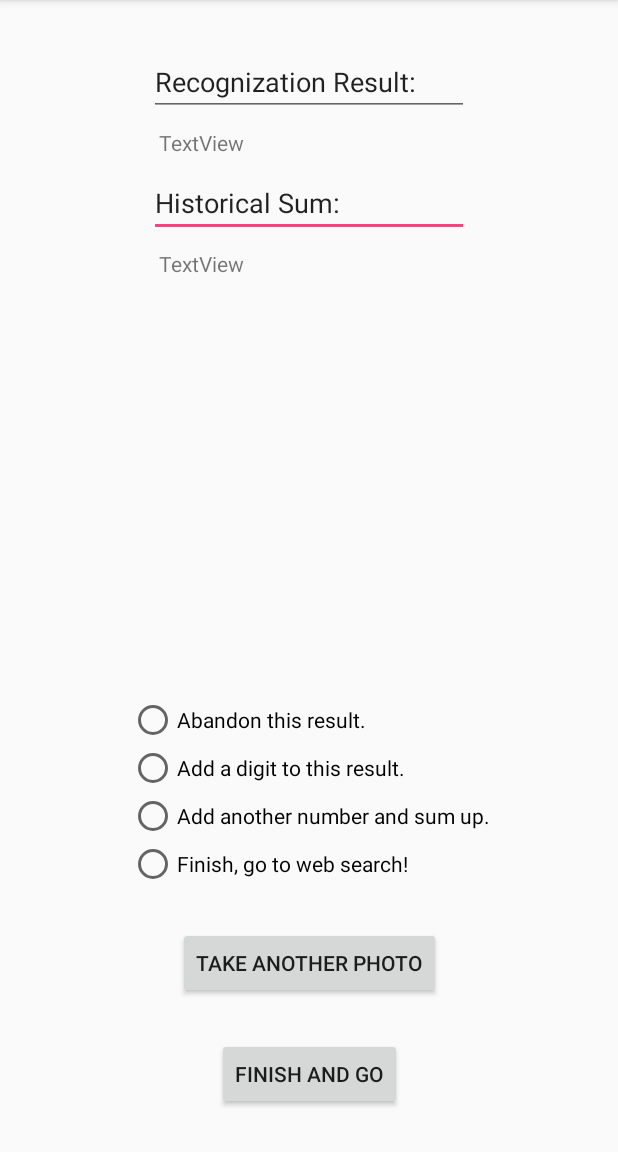
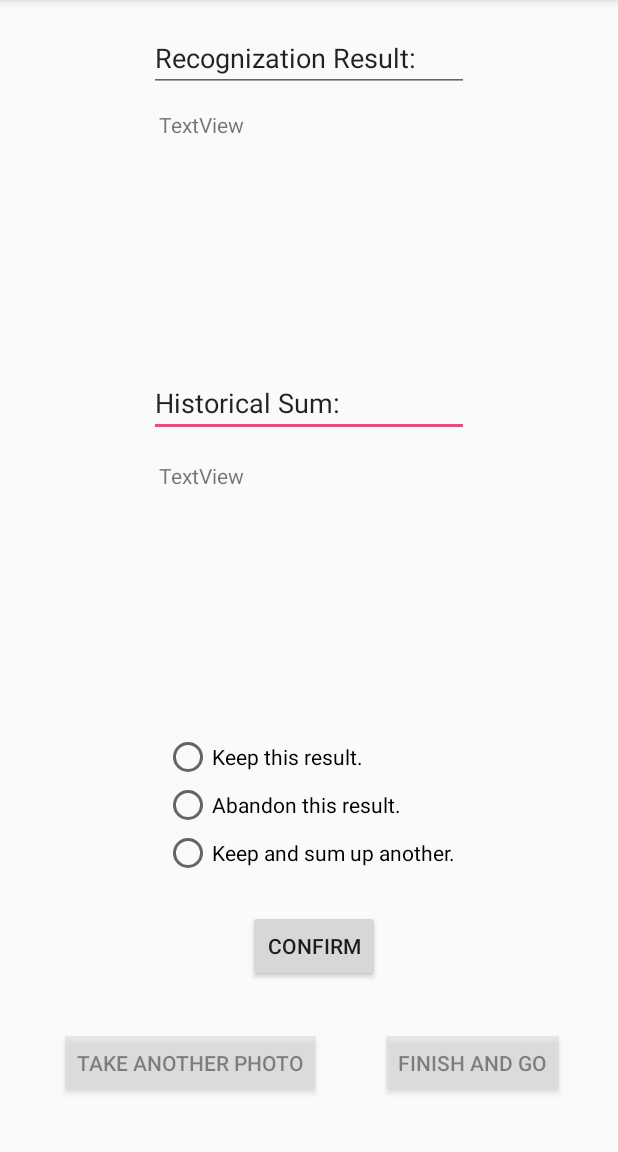
Before and after one commit to Lunj12/finger-android, an Android app: the RecognitionActivity screen opened directly, with no data from a screen before it, on a phone screen of 412 x 824 dp, the part 84-1236 px from its top. Run offline under Robolectric (Android 15) with nearby library versions, the phone set to English and light mode, and no system bars.

Commit message:
change to confirm logic

```diff
--- a/FingerRecognition/app/src/main/java/com/example/lunj/fingerrecognition/RecognitionActivity.java
+++ b/FingerRecognition/app/src/main/java/com/example/lunj/fingerrecognition/RecognitionActivity.java
@@ -5,6 +5,7 @@ import android.support.v7.app.AppCompatActivity;
 import android.os.Bundle;
 import android.view.View;
 import android.widget.Button;
+import android.widget.EditText;
 import android.widget.RadioGroup;
 import android.widget.TextView;
 import android.widget.Toast;
@@ -15,12 +16,13 @@ public class RecognitionActivity extends AppCompatActivity {
     float[] imageArray;
     int recognition_result = -1;
     int historical_sum;
-    char RADIO_OPTIONS; // 'N' : None, 'A' : abandon, 'D' : add digit, 'S' : sum up
+    char RADIO_OPTIONS; // 'N' : None, 'A', abandoned, S' : sum-up
 
     // class instances view
     RadioGroup rg;
     TextView result_field, sum_field;
-    Button take_another, finish_go;
+    Button confirm, take_another, finish_go;
+    EditText recog_text, sum_text;
 
     @Override
     protected void onCreate(Bundle savedInstanceState) {
@@ -28,7 +30,7 @@ public class RecognitionActivity extends AppCompatActivity {
         setContentView(R.layout.activity_recognition);
 
         // restore saved instance state
-        if (savedInstanceState!=null) {
+        if (savedInstanceState != null) {
             historical_sum = savedInstanceState.getInt("historical_sum");
             RADIO_OPTIONS = savedInstanceState.getChar("RADIO_OPTIONS");
         } else {
@@ -36,11 +38,22 @@ public class RecognitionActivity extends AppCompatActivity {
             RADIO_OPTIONS = 'N';
         }
 
-        // get views
+        // get views and setup initial properties
         rg = (RadioGroup) findViewById(R.id.radioGroup);
         result_field = (TextView) findViewById(R.id.result_field);
         sum_field = (TextView) findViewById(R.id.sum_field);
+        confirm = (Button) findViewById(R.id.confirm);
         take_another = (Button) findViewById(R.id.take_another);
+        finish_go = (Button) findViewById(R.id.finish_go);
+        recog_text = (EditText) findViewById(R.id.recog_result);
+        sum_text = (EditText) findViewById(R.id.histo_sum);
+
+        recog_text.setKeyListener(null);
+        sum_text.setKeyListener(null);
+        take_another.setAlpha(.5f);
+        take_another.setClickable(false);
+        finish_go.setAlpha(.5f);
+        finish_go.setClickable(false);
 
         // retrieve image array from intent
         Intent caller = getIntent();
@@ -48,37 +61,6 @@ public class RecognitionActivity extends AppCompatActivity {
 
         // recognize and calculate;
 
-
-
-        // listener for radio group
-        rg.setOnCheckedChangeListener(new RadioGroup.OnCheckedChangeListener() {
-            @Override
-            public void onCheckedChanged(RadioGroup group, int checkedId) {
-                switch (checkedId) {
-                    case R.id.abandon_result:
-                        // add abandon mark 'A', take_another button appears
-                        RADIO_OPTIONS = 'A';
-                        take_another.setVisibility(View.VISIBLE);
-                        break;
-                    case R.id.add_digit:
-                        // add digit mark 'D', take_another button appears
-                        RADIO_OPTIONS = 'D';
-                        take_another.setVisibility(View.VISIBLE);
-                        break;
-                    case R.id.sum_up:
-                        // sum up mark 'S', take_another button appears
-                        RADIO_OPTIONS = 'S';
-                        take_another.setVisibility(View.VISIBLE);
-                        break;
-                    case R.id.finish:
-                        // finish_go button appears
-                        RADIO_OPTIONS = 'N';
-                        finish_go.setVisibility(View.VISIBLE);
-                        break;
-                }
-
-            }
-        });
     }
 
     @Override
@@ -97,9 +79,6 @@ public class RecognitionActivity extends AppCompatActivity {
                 historical_sum -= recognition_result; // abandon old result;
                 msg = "Old result abandoned! Go for a new one!";
                 break;
-            case 'D':
-                msg = "Go to add a new digit!";
-                break;
             case 'S':
                 msg = "Go to add a new value for sum-up!";
                 break;
@@ -114,5 +93,60 @@ public class RecognitionActivity extends AppCompatActivity {
     }
 
 
+    public void confirmOption(View view) {
+        int checkedId = rg.getCheckedRadioButtonId();
+        // Options for radio group
+        switch (checkedId) {
+            case -1:
+                Toast.makeText(getApplicationContext(), "No option selected!", Toast.LENGTH_SHORT).show();
+                return;
+            case R.id.keep_result:
+                // toast
+                Toast.makeText(getApplicationContext(), "Result Kept! Go to finish!", Toast.LENGTH_SHORT).show();
+                // manipulate numbers
+                historical_sum += recognition_result;
+                // set button
+                finish_go.setAlpha(1f);
+                finish_go.setClickable(true);
+                break;
+            case R.id.abandon_result:
+                // add abandon mark 'A'
+                RADIO_OPTIONS = 'A';
+                // toast
+                Toast.makeText(getApplicationContext(), "Result Abandoned!", Toast.LENGTH_SHORT).show();
+                // manipulate numbers
+                recognition_result = -1;
+                // set button
+                finish_go.setAlpha(1f);
+                finish_go.setClickable(true);
+                take_another.setAlpha(1f);
+                take_another.setClickable(true);
+                break;
+            case R.id.sum_up:
+                // sum up mark 'S'
+                RADIO_OPTIONS = 'S';
+                Toast.makeText(getApplicationContext(), "Result Kept! Go to another", Toast.LENGTH_SHORT).show();
+                // manipulate numbers
+                historical_sum += recognition_result;
+                // set button
+                take_another.setAlpha(1f);
+                take_another.setClickable(true);
+                break;
+        }
+
+        // reset the two text fields
+        resetTextFields();
+        // disable the confirm button
+        confirm.setAlpha(.5f);
+        confirm.setClickable(false);
+        // disable all children in the radio group
+        for (int i = 0; i < rg.getChildCount(); i++) {
+            rg.getChildAt(i).setEnabled(false);
+        }
+    }
+
+    public void resetTextFields(){
+
+    }
 
 }
--- a/FingerRecognition/app/src/main/res/layout/activity_recognition.xml
+++ b/FingerRecognition/app/src/main/res/layout/activity_recognition.xml
@@ -10,8 +10,8 @@
     <TextView
         android:id="@+id/result_field"
         android:layout_width="200dp"
-        android:layout_height="wrap_content"
-        android:layout_marginBottom="8dp"
+        android:layout_height="0dp"
+        android:layout_marginBottom="12dp"
         android:text="TextView"
         app:layout_constraintBottom_toTopOf="@+id/histo_sum"
         app:layout_constraintEnd_toEndOf="parent"
@@ -22,7 +22,7 @@
         android:id="@+id/sum_field"
         android:layout_width="200dp"
         android:layout_height="0dp"
-        android:layout_marginBottom="22dp"
+        android:layout_marginBottom="21dp"
         android:text="TextView"
         app:layout_constraintBottom_toTopOf="@+id/radioGroup"
         app:layout_constraintEnd_toEndOf="parent"
@@ -33,36 +33,52 @@
         android:id="@+id/take_another"
         android:layout_width="wrap_content"
         android:layout_height="wrap_content"
+        android:layout_marginBottom="35dp"
+        android:layout_marginEnd="4dp"
+        android:layout_marginStart="4dp"
         android:onClick="reLaunchCamera"
         android:text="Take another photo"
-        app:layout_constraintBottom_toTopOf="@+id/finish_go"
-        app:layout_constraintEnd_toEndOf="parent"
-        app:layout_constraintHorizontal_bias="0.5"
-        app:layout_constraintStart_toStartOf="parent"
-        app:layout_constraintTop_toBottomOf="@+id/radioGroup" />
+        app:layout_constraintBottom_toBottomOf="parent"
+        app:layout_constraintEnd_toStartOf="@+id/finish_go"
+        app:layout_constraintStart_toStartOf="parent" />
 
     <Button
         android:id="@+id/finish_go"
         android:layout_width="wrap_content"
         android:layout_height="wrap_content"
-        android:layout_marginBottom="28dp"
+        android:layout_marginBottom="35dp"
         android:text="Finish and Go"
         app:layout_constraintBottom_toBottomOf="parent"
         app:layout_constraintEnd_toEndOf="parent"
-        app:layout_constraintHorizontal_bias="0.5"
-        app:layout_constraintStart_toStartOf="parent"
+        app:layout_constraintStart_toEndOf="@+id/take_another"
+        app:layout_constraintTop_toBottomOf="@+id/confirm" />
+
+    <Button
+        android:id="@+id/confirm"
+        android:layout_width="wrap_content"
+        android:layout_height="wrap_content"
+        android:layout_marginBottom="30dp"
+        android:onClick="confirmOption"
+        android:text="confirm"
+        app:layout_constraintBottom_toTopOf="@+id/finish_go"
+        app:layout_constraintEnd_toStartOf="@+id/finish_go"
         app:layout_constraintTop_toBottomOf="@+id/radioGroup" />
 
     <RadioGroup
         android:id="@+id/radioGroup"
         android:layout_width="wrap_content"
         android:layout_height="wrap_content"
-        android:layout_marginBottom="100dp"
-        app:layout_constraintBottom_toTopOf="@+id/finish_go"
-        app:layout_constraintEnd_toEndOf="parent"
-        app:layout_constraintHorizontal_bias="0.5"
-        app:layout_constraintStart_toStartOf="parent"
+        android:layout_marginBottom="22dp"
+        android:layout_marginStart="3dp"
+        app:layout_constraintBottom_toTopOf="@+id/confirm"
+        app:layout_constraintStart_toStartOf="@+id/sum_field"
         app:layout_constraintTop_toBottomOf="@+id/sum_field">
+
+        <RadioButton
+            android:id="@+id/keep_result"
+            android:layout_width="wrap_content"
+            android:layout_height="wrap_content"
+            android:text="Keep this result." />
 
         <RadioButton
             android:id="@+id/abandon_result"
@@ -70,23 +86,13 @@
             android:layout_height="wrap_content"
             android:text="Abandon this result." />
 
-        <RadioButton
-            android:id="@+id/add_digit"
-            android:layout_width="wrap_content"
-            android:layout_height="wrap_content"
-            android:text="Add a digit to this result." />
 
         <RadioButton
             android:id="@+id/sum_up"
             android:layout_width="wrap_content"
             android:layout_height="wrap_content"
-            android:text="Add another number and sum up." />
+            android:text="Keep and sum up another." />
 
-        <RadioButton
-            android:id="@+id/finish"
-            android:layout_width="wrap_content"
-            android:layout_height="wrap_content"
-            android:text="Finish, go to web search!" />
 
     </RadioGroup>
 
@@ -94,9 +100,9 @@
         android:id="@+id/histo_sum"
         android:layout_width="wrap_content"
         android:layout_height="wrap_content"
-        android:layout_marginBottom="8dp"
+        android:layout_marginBottom="16dp"
         android:ems="10"
-        android:inputType="textPersonName"
+        android:inputType="none"
         android:text="Historical Sum:"
         app:layout_constraintBottom_toTopOf="@+id/sum_field"
         app:layout_constraintStart_toStartOf="@+id/recog_result"
@@ -106,10 +112,10 @@
         android:id="@+id/recog_result"
         android:layout_width="wrap_content"
         android:layout_height="wrap_content"
-        android:layout_marginBottom="8dp"
-        android:layout_marginTop="32dp"
+        android:layout_marginBottom="12dp"
+        android:layout_marginTop="16dp"
         android:ems="10"
-        android:inputType="textPersonName"
+        android:inputType="none"
         android:text="Recognization Result:"
         app:layout_constraintBottom_toTopOf="@+id/result_field"
         app:layout_constraintEnd_toEndOf="parent"
```
Also changed, not shown: FingerRecognition/app/src/main/java/com/example/lunj/fingerrecognition/PhotoActivity.java (+14 -4 lines), FingerRecognition/app/src/main/res/layout/activity_photo.xml (+7 -4 lines).
